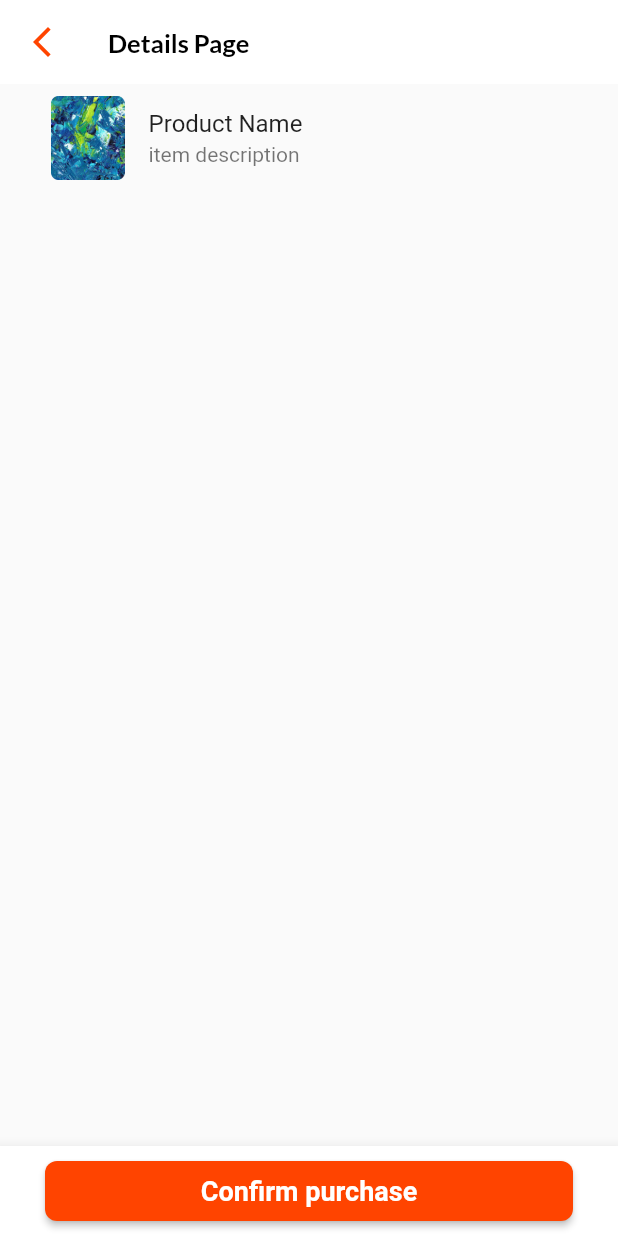
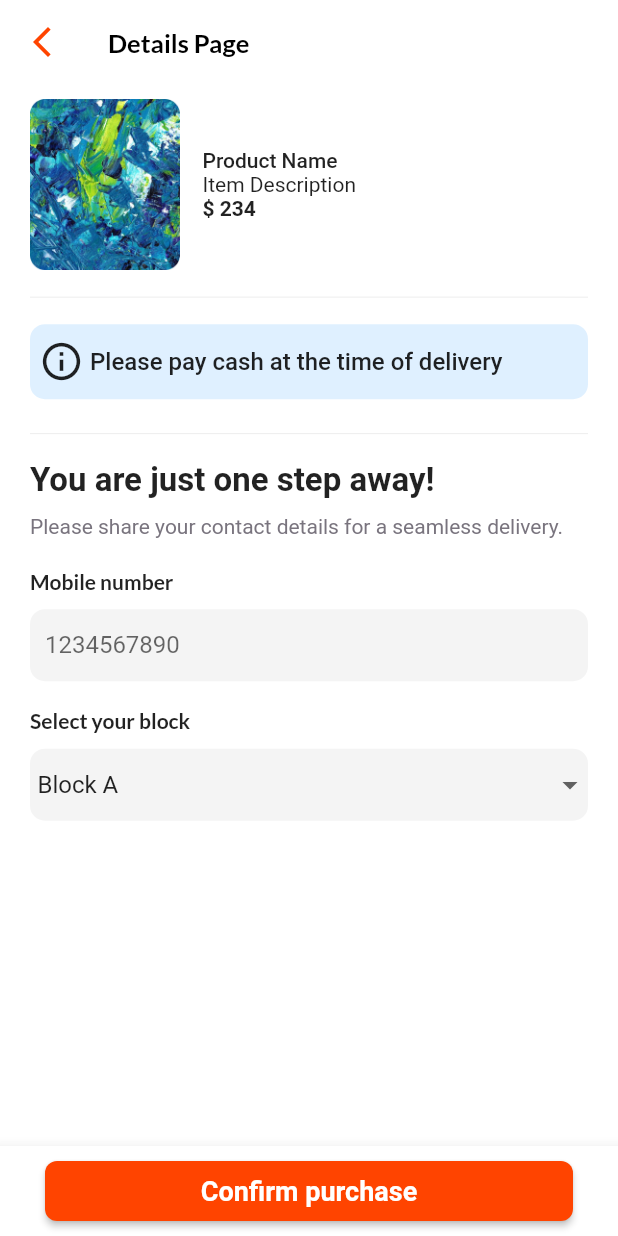
Before and after one commit to angathjr/MES-_kart, a Flutter app: the ProductDetails screen opened directly with sample values from the repository, on a phone screen of 412 x 824 dp. Run offline on Flutter 3.47's test engine with Material 2 defaults, Android fonts, the phone set to English and light mode, and no system bars; our stand-ins replace google_fonts.

Commit message:
details page

```diff
--- a/lib/main.dart
+++ b/lib/main.dart
@@ -12,8 +12,7 @@ class MyApp extends StatelessWidget {
   Widget build(BuildContext context) {
     return MaterialApp(
       theme: ThemeData(
-        primaryColor: Colors.blue,
-      ),
+          primaryColor: Colors.blue, scaffoldBackgroundColor: Colors.white),
       home: splashScreen(),
       debugShowCheckedModeBanner: false,
     );
--- a/lib/screens/ProductDetails.dart
+++ b/lib/screens/ProductDetails.dart
@@ -1,10 +1,22 @@
+import 'dart:ffi';
+
 import 'package:flutter/material.dart';
 import 'package:google_fonts/google_fonts.dart';
 import 'package:sample/products/products.dart';
+import 'package:sample/widgets/BottomButton.dart';
 
-class ProductDetails extends StatelessWidget {
+class ProductDetails extends StatefulWidget {
   final Product product;
-  const ProductDetails({Key? key, required this.product}) : super(key: key);
+
+  ProductDetails({Key? key, required this.product}) : super(key: key);
+
+  @override
+  State<ProductDetails> createState() => _ProductDetailsState();
+}
+
+class _ProductDetailsState extends State<ProductDetails> {
+  String dropdownvalue = "Block A";
+  List<String> dropdownlist = ['Block A', 'Block B', 'Block C', 'Block D'];
 
   @override
   Widget build(BuildContext context) {
@@ -19,7 +31,8 @@ class ProductDetails extends StatelessWidget {
                     fontSize: 17),
               ),
               leading: IconButton(
-                icon: Icon(Icons.arrow_back_ios_new, color: Color(0xffFF4400)),
+                icon: const Icon(Icons.arrow_back_ios_new,
+                    color: Color(0xffFF4400)),
                 onPressed: () {
                   Navigator.pop(context);
                 },
@@ -27,41 +40,163 @@ class ProductDetails extends StatelessWidget {
               elevation: 0,
               backgroundColor: Colors.white,
             ),
-            body: ListView(
-              scrollDirection: Axis.vertical,
-              padding: EdgeInsets.symmetric(horizontal: 18),
+            body: SingleChildScrollView(
+              reverse: false,
+              child: Padding(
+                padding: const EdgeInsets.symmetric(horizontal: 20),
+                child: Column(
+                  crossAxisAlignment: CrossAxisAlignment.start,
+                  children: [
+                    Row(
                       children: [
                         Container(
-                  width: double.infinity,
-                  child: ListTile(
-                    leading: Image(image: AssetImage(product.image)),
-                    title: Text(product.title),
-                    subtitle: Container(
-                      child: Text('item description'),
+                          padding: EdgeInsets.symmetric(vertical: 10),
+                          decoration: BoxDecoration(color: Colors.transparent),
+                          width: 100,
+                          child: Image(
+                            image: AssetImage(widget.product.image),
+                            fit: BoxFit.cover,
+                          ),
+                        ),
+                        Flexible(
+                          child: Padding(
+                            padding: const EdgeInsets.only(left: 15),
+                            child: Column(
+                              crossAxisAlignment: CrossAxisAlignment.start,
+                              children: [
+                                Text(
+                                  widget.product.title,
+                                  style: TextStyle(fontWeight: FontWeight.w500),
+                                ),
+                                Text('Item Description'),
+                                Text(
+                                  '\$ ${widget.product.price}',
+                                  style: TextStyle(fontWeight: FontWeight.bold),
+                                ),
+                              ],
+                            ),
+                          ),
+                        )
+                      ],
+                    ),
+                    const Divider(
+                      color: Color(0xffEDEDED),
+                    ),
+                    Padding(
+                      padding: const EdgeInsets.symmetric(vertical: 10),
+                      child: Container(
+                        width: MediaQuery.of(context).size.width,
+                        height: 50,
+                        decoration: BoxDecoration(
+                            borderRadius: BorderRadius.circular(10),
+                            color: Color(0xffDFF0FF)),
+                        child: Padding(
+                          padding: const EdgeInsets.only(left: 6.0),
+                          child: Row(
+                            children: const [
+                              Icon(
+                                Icons.info_outline,
+                                size: 30,
+                              ),
+                              Text(
+                                ' Please pay cash at the time of delivery',
+                                style: TextStyle(
+                                    fontSize: 16, fontWeight: FontWeight.w500),
+                              ),
+                            ],
                           ),
                         ),
                       ),
+                    ),
+                    const SizedBox(height: 5),
+                    const Divider(
+                      color: Color(0xffEDEDED),
+                    ),
+                    const SizedBox(height: 10),
+                    const Text(
+                      'You are just one step away!',
+                      style:
+                          TextStyle(fontWeight: FontWeight.w600, fontSize: 22),
+                    ),
+                    const SizedBox(
+                      height: 10,
+                    ),
+                    const Text(
+                      'Please share your contact details for a seamless delivery.',
+                      style: TextStyle(
+                        color: Color(0xff79747E),
+                        fontWeight: FontWeight.w400,
+                        fontSize: 14,
+                      ),
+                    ),
+                    const SizedBox(
+                      height: 20,
+                    ),
+                    Text(
+                      'Mobile number',
+                      style: GoogleFonts.lato(
+                        textStyle: const TextStyle(
+                          fontSize: 14,
+                          fontWeight: FontWeight.w700,
+                        ),
+                      ),
+                    ),
+                    const SizedBox(height: 10),
+                    Container(
+                      decoration: BoxDecoration(
+                          color: Color(0xffF4F4F4),
+                          borderRadius: BorderRadius.circular(10)),
+                      child: TextFormField(
+                        keyboardType: TextInputType.number,
+                        decoration: const InputDecoration(
+                          contentPadding: EdgeInsets.only(left: 10),
+                          hintText: '1234567890',
+                          border: InputBorder.none,
+                        ),
+                      ),
+                    ),
+                    const SizedBox(height: 18),
+                    Text(
+                      'Select your block',
+                      style: GoogleFonts.lato(
+                        textStyle: const TextStyle(
+                          fontSize: 14,
+                          fontWeight: FontWeight.w700,
+                        ),
+                      ),
+                    ),
+                    const SizedBox(height: 10),
+                    Container(
+                      padding: EdgeInsets.only(left: 5),
+                      decoration: BoxDecoration(
+                          color: Color(0xffF4F4F4),
+                          borderRadius: BorderRadius.circular(10)),
+                      child: DropdownButtonFormField(
+                        decoration: InputDecoration(
+                          border: InputBorder.none,
+                        ),
+                        elevation: 0,
+                        isExpanded: true,
+                        value: dropdownvalue,
+                        icon: Icon(Icons.arrow_drop_down),
+                        onChanged: (String? newvalue) {
+                          setState(() {
+                            dropdownvalue = newvalue!;
+                          });
+                        },
+                        items: dropdownlist
+                            .map<DropdownMenuItem<String>>((String value) {
+                          return DropdownMenuItem<String>(
+                            value: value,
+                            child: Text(value),
+                          );
+                        }).toList(),
+                      ),
+                    )
                   ],
                 ),
-            bottomSheet: BottomAppBar(
-                child: Container(
-              padding: const EdgeInsets.fromLTRB(30, 10, 30, 10),
-              height: 60,
-              width: double.infinity,
-              child: ElevatedButton(
-                onPressed: () {},
-                child: const Text(
-                  'Confirm purchase',
-                  style: TextStyle(fontWeight: FontWeight.w600, fontSize: 18),
-                ),
-                style: ButtonStyle(
-                  backgroundColor: MaterialStateProperty.all(Color(0xffFF4400)),
-                  shape: MaterialStateProperty.all<RoundedRectangleBorder>(
-                      RoundedRectangleBorder(
-                    borderRadius: BorderRadius.circular(8.0),
-                  )),
               ),
             ),
-            ))));
+            bottomSheet: const BottomButton()));
   }
 }
--- /dev/null
+++ b/lib/widgets/BottomButton.dart
@@ -0,0 +1,31 @@
+import 'package:flutter/material.dart';
+
+class BottomButton extends StatelessWidget {
+  const BottomButton({
+    Key? key,
+  }) : super(key: key);
+
+  @override
+  Widget build(BuildContext context) {
+    return BottomAppBar(
+        child: Container(
+      padding: const EdgeInsets.fromLTRB(30, 10, 30, 10),
+      height: 60,
+      width: double.infinity,
+      child: ElevatedButton(
+        onPressed: () {},
+        child: const Text(
+          'Confirm purchase',
+          style: TextStyle(fontWeight: FontWeight.w600, fontSize: 18),
+        ),
+        style: ButtonStyle(
+          backgroundColor: MaterialStateProperty.all(Color(0xffFF4400)),
+          shape: MaterialStateProperty.all<RoundedRectangleBorder>(
+              RoundedRectangleBorder(
+            borderRadius: BorderRadius.circular(8.0),
+          )),
+        ),
+      ),
+    ));
+  }
+}
--- a/lib/widgets/Ordercard.dart
+++ b/lib/widgets/Ordercard.dart
@@ -52,8 +52,8 @@ class ListCard extends StatelessWidget {
             )
           ],
         ),
-        Divider(
-          color: Colors.grey,
+        const Divider(
+          color: Color(0xffEDEDED),
         )
       ],
     ));
```
Lines whose indentation alone changed are shown as unchanged.
